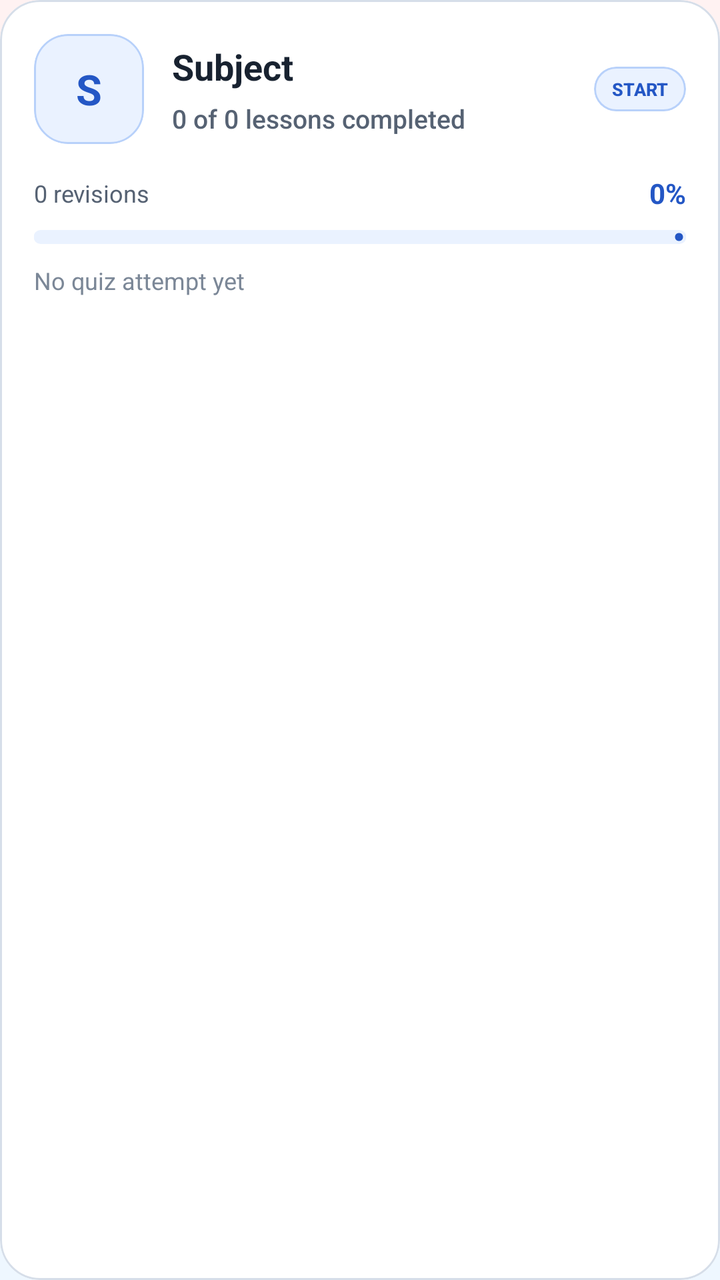
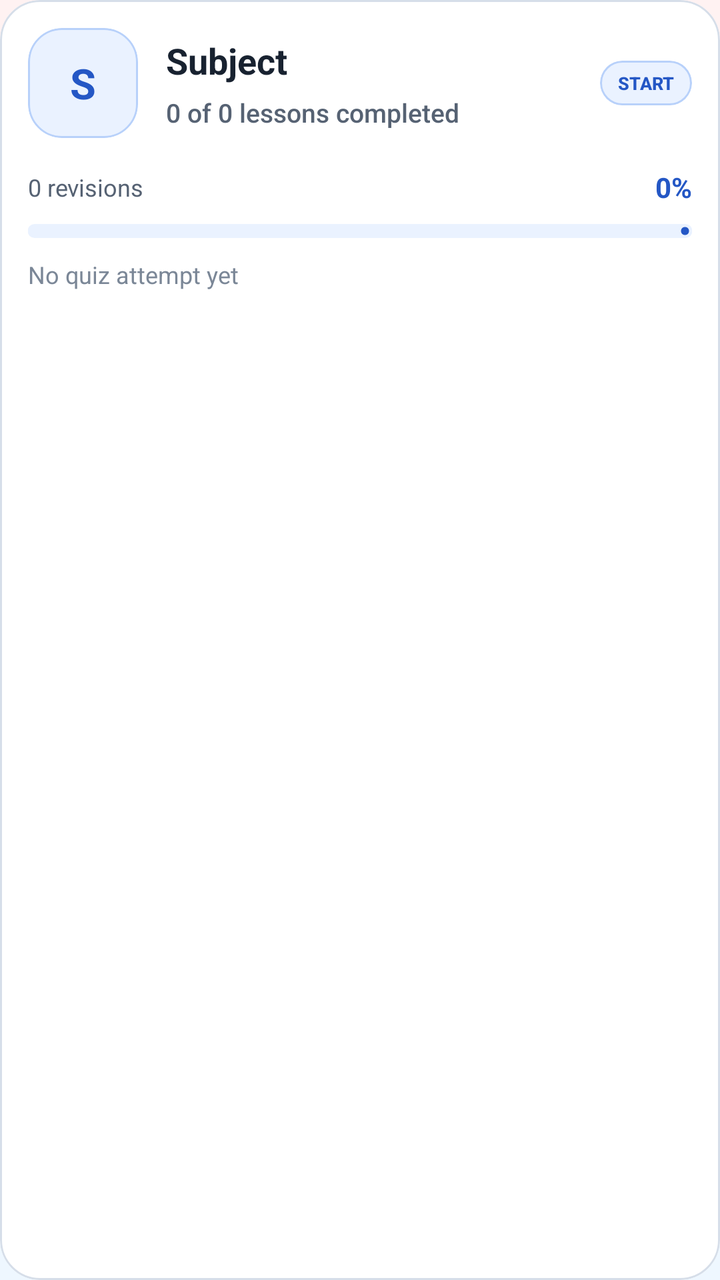

Two renders of the same Android screen: before a commit and after it. Below are the layout's source before the change and the commit's diff.
<!-- AndroidManifest.xml: application theme Theme.StudySaathi -->
<!-- res/layout/item_subject_progress.xml -->
<?xml version="1.0" encoding="utf-8"?>
<com.google.android.material.card.MaterialCardView xmlns:android="http://schemas.android.com/apk/res/android"
    xmlns:app="http://schemas.android.com/apk/res-auto"
    android:id="@+id/cardSubjectProgress"
    android:layout_width="match_parent"
    android:layout_height="wrap_content"
    android:layout_marginBottom="13dp"
    app:cardBackgroundColor="@color/ss_surface"
    app:cardCornerRadius="20dp"
    app:cardElevation="0dp"
    app:strokeColor="@color/ss_outline"
    app:strokeWidth="1dp">

    <LinearLayout
        android:layout_width="match_parent"
        android:layout_height="wrap_content"
        android:orientation="vertical"
        android:padding="17dp">

        <LinearLayout
            android:layout_width="match_parent"
            android:layout_height="wrap_content"
            android:gravity="center_vertical"
            android:orientation="horizontal">

            <com.google.android.material.card.MaterialCardView
                android:id="@+id/cardSubjectIcon"
                android:layout_width="55dp"
                android:layout_height="55dp"
                app:cardBackgroundColor="@color/ss_blue_soft"
                app:cardCornerRadius="17dp"
                app:cardElevation="0dp"
                app:strokeColor="@color/ss_blue_border"
                app:strokeWidth="1dp">

                <TextView
                    android:id="@+id/textSubjectIcon"
                    android:layout_width="match_parent"
                    android:layout_height="match_parent"
                    android:fontFamily="sans-serif-rounded"
                    android:gravity="center"
                    android:text="S"
                    android:textColor="@color/ss_primary"
                    android:textSize="21sp"
                    android:textStyle="bold" />

            </com.google.android.material.card.MaterialCardView>

            <LinearLayout
                android:layout_width="0dp"
                android:layout_height="wrap_content"
                android:layout_marginStart="14dp"
                android:layout_weight="1"
                android:orientation="vertical">

                <TextView
                    android:id="@+id/textSubjectName"
                    android:layout_width="match_parent"
                    android:layout_height="wrap_content"
                    android:fontFamily="sans-serif-rounded"
                    android:text="Subject"
                    android:textColor="@color/ss_text_primary"
                    android:textSize="18sp"
                    android:textStyle="bold" />

                <TextView
                    android:id="@+id/textSubjectLessons"
                    android:layout_width="match_parent"
                    android:layout_height="wrap_content"
                    android:layout_marginTop="5dp"
                    android:fontFamily="sans-serif-medium"
                    android:text="0 of 0 lessons completed"
                    android:textColor="@color/ss_text_secondary"
                    android:textSize="13sp" />

            </LinearLayout>

            <com.google.android.material.card.MaterialCardView
                android:id="@+id/cardSubjectStatus"
                android:layout_width="wrap_content"
                android:layout_height="wrap_content"
                android:layout_marginStart="8dp"
                app:cardBackgroundColor="@color/ss_blue_soft"
                app:cardCornerRadius="12dp"
                app:cardElevation="0dp"
                app:strokeColor="@color/ss_blue_border"
                app:strokeWidth="1dp">

                <TextView
                    android:id="@+id/textSubjectStatus"
                    android:layout_width="wrap_content"
                    android:layout_height="wrap_content"
                    android:fontFamily="sans-serif-medium"
                    android:paddingStart="9dp"
                    android:paddingTop="5dp"
                    android:paddingEnd="9dp"
                    android:paddingBottom="5dp"
                    android:text="@string/analytics_status_start"
                    android:textColor="@color/ss_primary"
                    android:textSize="9sp"
                    android:textStyle="bold" />

            </com.google.android.material.card.MaterialCardView>

        </LinearLayout>

        <LinearLayout
            android:layout_width="match_parent"
            android:layout_height="wrap_content"
            android:layout_marginTop="15dp"
            android:gravity="center_vertical"
            android:orientation="horizontal">

            <TextView
                android:id="@+id/textSubjectRevisions"
                android:layout_width="0dp"
                android:layout_height="wrap_content"
                android:layout_weight="1"
                android:fontFamily="sans-serif"
                android:text="0 revisions"
                android:textColor="@color/ss_text_secondary"
                android:textSize="12sp" />

            <TextView
                android:id="@+id/textSubjectPercent"
                android:layout_width="wrap_content"
                android:layout_height="wrap_content"
                android:fontFamily="sans-serif-rounded"
                android:text="0%"
                android:textColor="@color/ss_primary"
                android:textSize="14sp"
                android:textStyle="bold" />

        </LinearLayout>

        <com.google.android.material.progressindicator.LinearProgressIndicator
            android:id="@+id/progressSubjectCompletion"
            android:layout_width="match_parent"
            android:layout_height="wrap_content"
            android:layout_marginTop="9dp"
            android:max="100"
            android:progress="0"
            app:indicatorColor="@color/ss_primary"
            app:trackColor="@color/ss_blue_soft"
            app:trackCornerRadius="4dp"
            app:trackThickness="7dp" />

        <TextView
            android:id="@+id/textSubjectQuiz"
            android:layout_width="match_parent"
            android:layout_height="wrap_content"
            android:layout_marginTop="10dp"
            android:fontFamily="sans-serif"
            android:text="@string/analytics_subject_no_quiz"
            android:textColor="@color/ss_text_muted"
            android:textSize="12sp" />

    </LinearLayout>

</com.google.android.material.card.MaterialCardView>
<!-- resources referenced by this layout -->
<resources>
  <color name="ss_blue_border">#B8D1FA</color>
  <color name="ss_blue_soft">#EAF2FF</color>
  <color name="ss_outline">#D6DEE9</color>
  <color name="ss_primary">#2457C5</color>
  <color name="ss_surface">#FFFFFF</color>
  <color name="ss_text_muted">#7B8797</color>
  <color name="ss_text_primary">#182230</color>
  <color name="ss_text_secondary">#566273</color>
  <string name="analytics_status_start">
          START
      </string>
  <string name="analytics_subject_no_quiz">
          No quiz attempt yet
      </string>
  <style name="Theme.StudySaathi" parent="Theme.Material3.DayNight.NoActionBar">
  
          
          <item name="colorPrimary">@color/ss_primary</item>
          <item name="colorOnPrimary">@color/ss_on_primary</item>
          <item name="colorPrimaryContainer">@color/ss_blue_soft</item>
          <item name="colorOnPrimaryContainer">@color/ss_primary_dark</item>
  
          <item name="colorSecondary">@color/ss_secondary</item>
          <item name="colorOnSecondary">@color/ss_on_secondary</item>
          <item name="colorSecondaryContainer">@color/ss_teal_soft</item>
          <item name="colorOnSecondaryContainer">@color/ss_secondary</item>
  
          <item name="colorTertiary">@color/ss_tertiary</item>
          <item name="colorOnTertiary">@color/ss_on_tertiary</item>
          <item name="colorTertiaryContainer">@color/ss_yellow_soft</item>
          <item name="colorOnTertiaryContainer">@color/ss_tertiary</item>
  
          
          <item name="android:colorBackground">@color/ss_background</item>
          <item name="colorSurface">@color/ss_surface</item>
          <item name="colorSurfaceVariant">@color/ss_surface_soft</item>
          <item name="colorOnSurface">@color/ss_text_primary</item>
          <item name="colorOnSurfaceVariant">@color/ss_text_secondary</item>
  
          
          <item name="colorOutline">@color/ss_outline</item>
          <item name="colorError">@color/ss_error</item>
          <item name="colorOnError">@color/white</item>
          <item name="colorErrorContainer">@color/ss_red_soft</item>
          <item name="colorOnErrorContainer">@color/ss_error</item>
  
          
          <item name="android:windowBackground">@drawable/bg_app_soft_mix</item>
          <item name="android:statusBarColor">@color/ss_background</item>
          <item name="android:navigationBarColor">@color/ss_background</item>
  
          <item name="android:windowLightStatusBar">true</item>
          <item name="android:windowLightNavigationBar">true</item>
          <item name="android:forceDarkAllowed">false</item>
  
          <item name="android:windowNoTitle">true</item>
          <item name="windowActionModeOverlay">true</item>
  
          
          <item name="android:colorAccent">@color/ss_primary</item>
          <item name="colorControlActivated">@color/ss_primary</item>
          <item name="colorControlNormal">@color/ss_text_secondary</item>
  
      </style>
  <color name="ss_on_primary">#FFFFFF</color>
  <color name="ss_primary_dark">#173F99</color>
  <color name="ss_secondary">#087F8C</color>
  <color name="ss_on_secondary">#FFFFFF</color>
  <color name="ss_teal_soft">#EAF8F8</color>
  <color name="ss_tertiary">#8A5A00</color>
  <color name="ss_on_tertiary">#FFFFFF</color>
  <color name="ss_yellow_soft">#FFF8E8</color>
  <color name="ss_background">#F7F9FC</color>
  <color name="ss_surface_soft">#F0F4FA</color>
  <color name="ss_error">#BA1A1A</color>
  <color name="white">#FFFFFFFF</color>
  <color name="ss_red_soft">#FFF0F0</color>
  <!-- drawable bg_app_soft_mix (drawable) -->
  <?xml version="1.0" encoding="utf-8"?>
  <shape xmlns:android="http://schemas.android.com/apk/res/android"
      android:shape="rectangle">
  
      <gradient
          android:angle="270"
          android:centerColor="#F2FBF3"
          android:endColor="#EEF7FF"
          android:startColor="#FFF2F2"
          android:type="linear" />
  
  </shape>
</resources>

<!-- the commit's change to res/layout/item_subject_progress.xml (unified diff, before → after) -->
@@ -15,7 +15,7 @@
         android:layout_width="match_parent"
         android:layout_height="wrap_content"
         android:orientation="vertical"
-        android:padding="17dp">
+        android:padding="14dp">
 
         <LinearLayout
             android:layout_width="match_parent"
